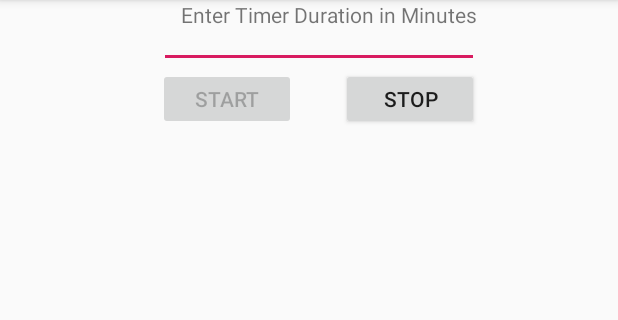
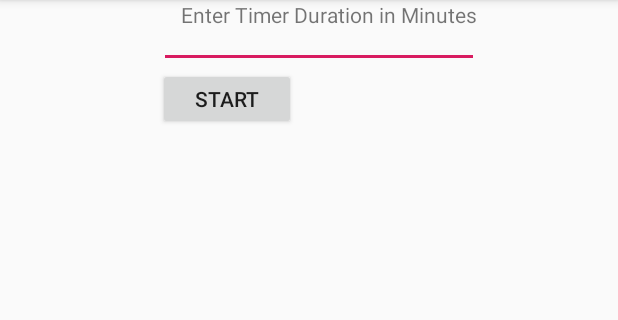
Before and after one commit to SteveGazzoJr/GoWatch, an Android app: the screen it shows after launch (MainActivity), after a tap on "START", on a phone screen of 412 x 824 dp, the part 84-404 px from its top. Run offline under Robolectric (Android 15) with nearby library versions, the phone set to English and light mode, and no system bars.

Commit message:
cleaned up a bit and moved activity elements to global position to eliminate redundancy

```diff
--- a/app/src/main/java/com/example/gowatch/MainActivity.java
+++ b/app/src/main/java/com/example/gowatch/MainActivity.java
@@ -14,32 +14,37 @@ public class MainActivity extends AppCompatActivity {
 
     CountDownTimer timer;
     boolean isTimerSet = false;
+    Button startButton;
+    Button stopButton;
+    TextView txtTimeOut;
+    EditText txtDurationIn;
 
     @Override
     protected void onCreate(Bundle savedInstanceState) {
         super.onCreate(savedInstanceState);
         setContentView(R.layout.activity_main);
-        Button stopButton = findViewById(R.id.btnStop);
-        stopButton.setEnabled(false);
-        final TextView txtTimeOut = findViewById(R.id.txtTimeOut);
+
+        txtTimeOut = findViewById(R.id.txtTimeOut);
         txtTimeOut.setVisibility(View.INVISIBLE);
+        startButton = findViewById(R.id.btnStart);
+        stopButton = findViewById(R.id.btnStop);
+        txtDurationIn = findViewById(R.id.txtDurationIn);
+        txtTimeOut = findViewById(R.id.txtTimeOut);
 
+        stopButton.setVisibility(View.INVISIBLE);
     }
 
-    private void setTimer(){
+    private void setTimer(String durationIn){
 
-        EditText txtDurationIn = findViewById(R.id.txtDurationIn);
-        final TextView txtTimeOut = findViewById(R.id.txtTimeOut);
-        String ed_text = txtDurationIn.getText().toString().trim();
-        if (!TextUtils.isEmpty(ed_text)) {
-            int duration = Integer.valueOf(ed_text);
-
+        if (!TextUtils.isEmpty(durationIn)) {
+            int duration = Integer.valueOf(durationIn);
             timer = new CountDownTimer(duration * 60 * 1000, 1000) {
                 @Override
                 public void onTick(long millisUntilFinished) {
                     long minutes = (millisUntilFinished / 1000) / 60;
                     long seconds = (millisUntilFinished / 1000) % 60;
-                    txtTimeOut.setText(minutes+":"+seconds);
+                    String timeRemaining = minutes+":"+seconds;
+                    txtTimeOut.setText(timeRemaining);
                 }
 
                 public void onFinish() {
@@ -53,27 +58,22 @@ public class MainActivity extends AppCompatActivity {
     }
 
     public void startTimer(final View view) {
-        Button startButton = findViewById(R.id.btnStart);
-        Button stopButton = findViewById(R.id.btnStop);
-        final TextView txtTimeOut = findViewById(R.id.txtTimeOut);
-        txtTimeOut.setVisibility(View.VISIBLE);
-        startButton.setEnabled(false);
-        stopButton.setEnabled(true);
 
-        setTimer();
+        String durationIn = txtDurationIn.getText().toString();
+        if(!durationIn.equals("")) {
+            txtTimeOut.setVisibility(View.VISIBLE);
+            toggleButtons(startButton, stopButton);
+            setTimer(durationIn);
+        }
     }
 
-    public void kickoffTimer(){
+    private void kickoffTimer(){
         if(isTimerSet) timer.start();
     }
 
     public void stopTimer(final View view) {
 
-        Button startButton = findViewById(R.id.btnStart);
-        Button stopButton = findViewById(R.id.btnStop);
-        startButton.setEnabled(true);
-        stopButton.setEnabled(false);
-        final TextView txtTimeOut = findViewById(R.id.txtTimeOut);
+        toggleButtons(startButton, stopButton);
         txtTimeOut.setVisibility(View.INVISIBLE);
 
         if(isTimerSet) {
@@ -82,4 +82,15 @@ public class MainActivity extends AppCompatActivity {
         }
     }
 
+    private void toggleButtons(Button start, Button stop){
+
+        if (start.getVisibility() == View.VISIBLE){
+            start.setVisibility(View.INVISIBLE);
+            stop.setVisibility(View.VISIBLE);
+        }
+        else{
+            start.setVisibility(View.VISIBLE);
+            stop.setVisibility(View.INVISIBLE);
+        }
+    }
 }
```
